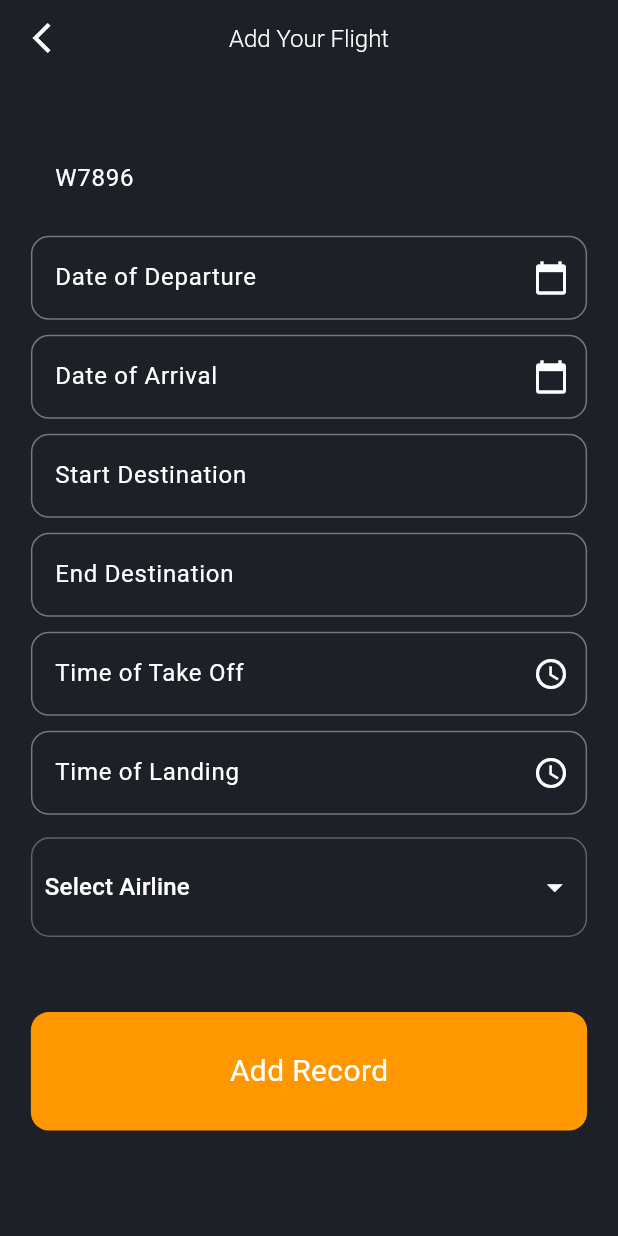
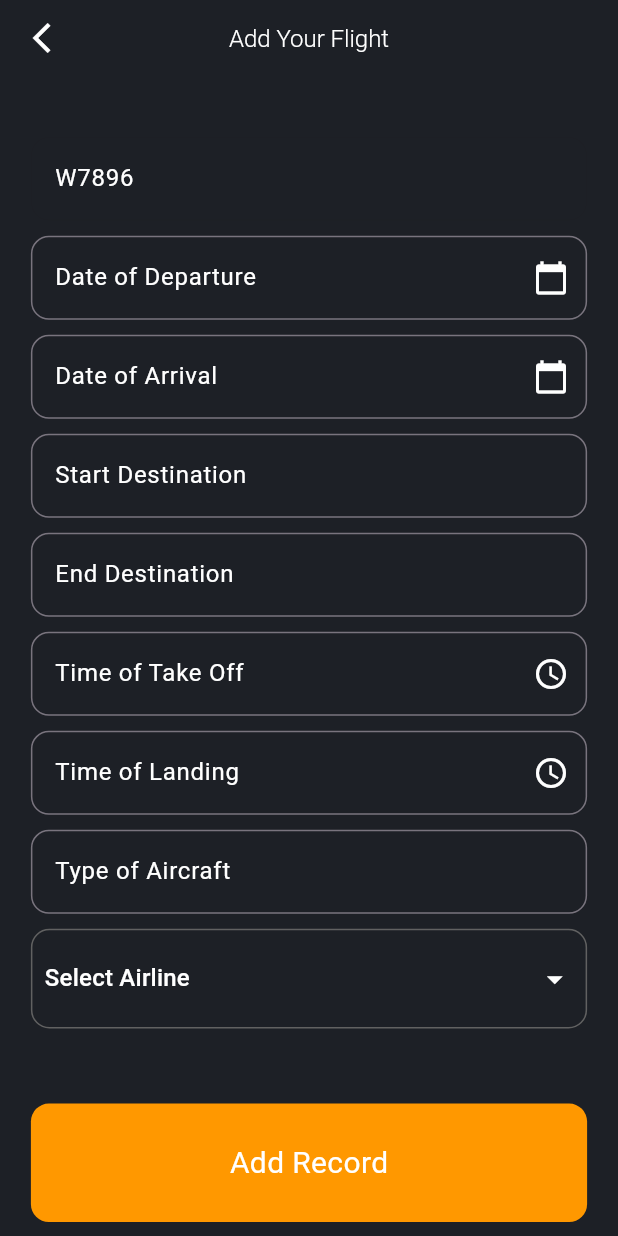
Before and after one commit to janfelber/SkyJournal, a Flutter app: the AddFlightPage screen opened directly, on a phone screen of 412 x 824 dp. Run offline on Flutter 3.47's test engine with Material 3 defaults, Android fonts, the phone set to English and light mode, and no system bars; our stand-ins replace cloud_firestore, firebase_auth, firebase_core, flutter_local_notifications, flutter_svg, geocoding and 7 more; missing offline and left inert: geodesy, maps_curved_line; accounts and stored records are empty; project files that could hold a hidden picture were left out.

Commit message:
type of aircraft
user can add and edit type of aircraft for specific flight

```diff
--- a/sky_journal/lib/database/firestore.dart
+++ b/sky_journal/lib/database/firestore.dart
@@ -116,6 +116,7 @@ class FirestoreDatabase {
     String airLine,
     String numbersOfPassengers,
     String avgSpeed,
+    String typeOfAircraft,
   ) {
     return flights.add({
       'UserEmail': user!.email,
@@ -129,6 +130,7 @@ class FirestoreDatabase {
       'Airline': airLine,
       'NumberOfPassangers': numbersOfPassengers,
       'AvarageSpeed': avgSpeed,
+      'TypeOfAircraft': typeOfAircraft,
       'TimeStamp': Timestamp.now(),
     });
   }
@@ -306,6 +308,7 @@ class FirestoreDatabase {
     String timeOfTakeOff,
     String timeOfLanding,
     String airLine,
+    String typeOfAircraft,
   ) {
     return flights
         .where('UserEmail', isEqualTo: FirebaseAuth.instance.currentUser!.email)
@@ -324,6 +327,7 @@ class FirestoreDatabase {
             'TimeOfTakeOff': timeOfTakeOff,
             'TimeOfLanding': timeOfLanding,
             'Airline': airLine,
+            'TypeOfAircraft': typeOfAircraft,
           });
         });
       }
--- a/sky_journal/lib/module/flight_module/addflight_page.dart
+++ b/sky_journal/lib/module/flight_module/addflight_page.dart
@@ -63,6 +63,9 @@ class _AddFlightPageState extends State<AddFlightPage> {
 
   final TextEditingController _airlineController = TextEditingController();
 
+  final TextEditingController _typeOfAircraftController =
+      TextEditingController();
+
   void _handleAirlineSelection(String selectedAirline) {
     print('Selected Airline: $selectedAirline');
     // Tu by ste mohli vykonať ďalšie akcie na základe výberu leteckej spoločnosti
@@ -76,7 +79,8 @@ class _AddFlightPageState extends State<AddFlightPage> {
         _startDateController.text.isNotEmpty &&
         _endDateController.text.isNotEmpty &&
         _timeOfTakeOffController.text.isNotEmpty &&
-        _timeOfLandingController.text.isNotEmpty) {
+        _timeOfLandingController.text.isNotEmpty &&
+        _typeOfAircraftController.text.isNotEmpty) {
       String flightNumber = _flightNumberController.text;
       String startDate = _startDateController.text;
       String endDate = _endDateController.text;
@@ -85,6 +89,7 @@ class _AddFlightPageState extends State<AddFlightPage> {
       String timeOfTakeOff = _timeOfTakeOffController.text;
       String timeOfLanding = _timeOfLandingController.text;
       String airline = _airlineController.text;
+      String typeOfAircraft = _typeOfAircraftController.text;
       database.addFlight(
         flightNumber,
         startDate,
@@ -96,6 +101,7 @@ class _AddFlightPageState extends State<AddFlightPage> {
         airline,
         numOfPassengers,
         avgSpeed,
+        typeOfAircraft,
       );
     }
 
@@ -108,6 +114,7 @@ class _AddFlightPageState extends State<AddFlightPage> {
     _timeOfTakeOffController.clear();
     _timeOfLandingController.clear();
     _airlineController.clear();
+    _typeOfAircraftController.clear();
 
     //go back to the previous page
     Navigator.pop(context);
@@ -170,6 +177,7 @@ class _AddFlightPageState extends State<AddFlightPage> {
     _timeOfTakeOffController.dispose();
     _timeOfLandingController.dispose();
     _airlineController.dispose();
+    _typeOfAircraftController.dispose();
     super.dispose();
   }
 
@@ -462,7 +470,16 @@ class _AddFlightPageState extends State<AddFlightPage> {
                   },
                 ),
                 SizedBox(
-                  height: 15.0,
+                  height: 10.0,
+                ),
+                MyTextField(
+                  controller: _typeOfAircraftController,
+                  hintText: 'Type of Aircraft',
+                  obscureText: false,
+                  enabled: true,
+                ),
+                SizedBox(
+                  height: 10.0,
                 ),
                 Container(
                   padding: EdgeInsets.symmetric(
```
Also changed, not shown: sky_journal/lib/module/flight_module/flight_details_page.dart (+5 -4 lines), sky_journal/lib/module/flight_module/flights_page.dart (+6 -1 lines), sky_journal/lib/module/flight_module/updateflight_page.dart (+19 -2 lines).
